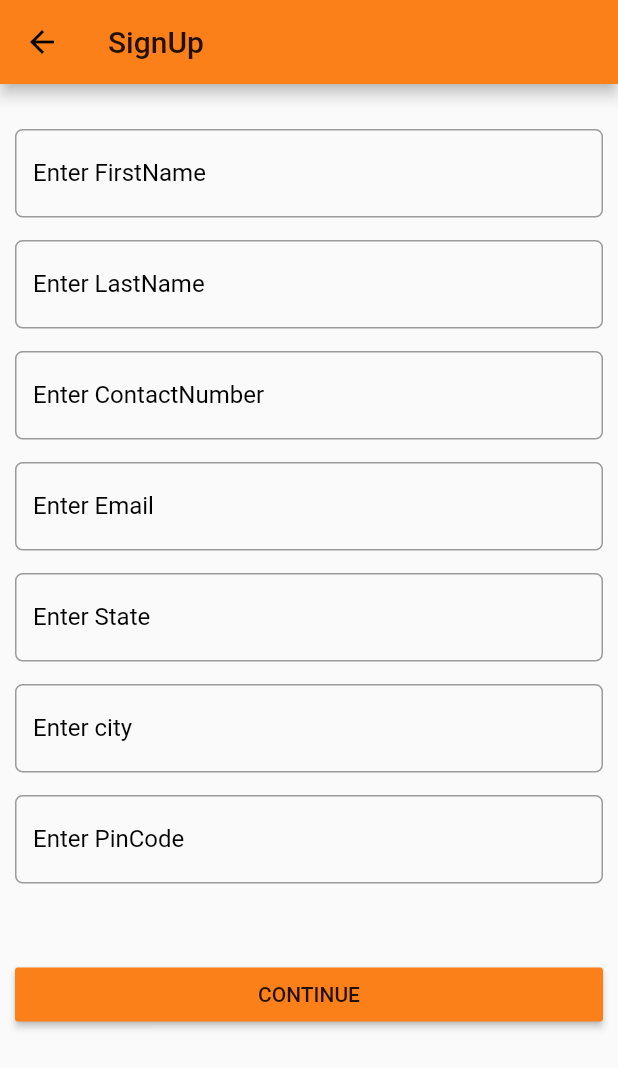
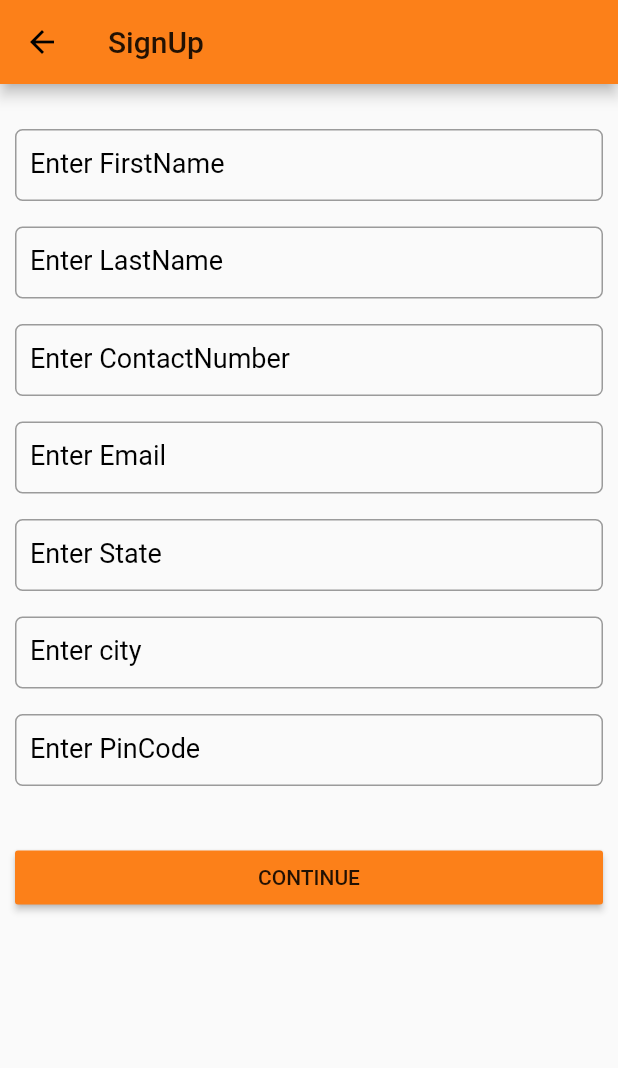
Before and after one commit to Bharath2r/WeShare, a Flutter app: the Signup screen opened directly, on a phone screen of 412 x 824 dp. Shown: the top 1068 px of the screen. Run offline on Flutter 3.47's test engine with Material 2 defaults, Android fonts, the phone set to English and light mode, and no system bars; our stand-ins replace fluttertoast, geolocator.

```diff
--- a/weshare/lib/SignupScreen.dart
+++ b/weshare/lib/SignupScreen.dart
@@ -46,6 +46,7 @@ class SignupPage extends State<Signup> {
             // mainAxisAlignment: MainAxisAlignment.center,
             children: [
               Container(
+                height: 50,
                   margin: EdgeInsets.only(bottom: 15, top: 10),
                   child: TextField(
                     keyboardType: TextInputType.text,
@@ -53,6 +54,7 @@ class SignupPage extends State<Signup> {
                     controller: firstName,
                     onSubmitted: (_) => FocusScope.of(context).nextFocus(),
                     decoration: InputDecoration(
+                        contentPadding: EdgeInsets.all(10.0),
                         labelText: 'Enter FirstName',
 //                        errorStyle: TextStyle(),
                         errorText: firstNameValidate ? 'Please enter firstname' : null,
@@ -60,9 +62,13 @@ class SignupPage extends State<Signup> {
                             borderRadius: BorderRadius.all(Radius.circular(5)), borderSide: BorderSide(width: 1.0, color: GlobalVariable.colorFromHex("#fc8019"))),
                         border: OutlineInputBorder(
                             borderRadius: BorderRadius.all(Radius.circular(5)), borderSide: BorderSide(width: 1.0, color: Colors.grey)),
-                        hintText: "Enter FirstName"),
+                        hintText: ""),
+                    style: TextStyle(
+                      fontSize: 18.0,
+                    ),
                   )),
               Container(
+                  height: 50,
                   margin: EdgeInsets.only(bottom: 15),
                   child: TextField(
                     keyboardType: TextInputType.text,
@@ -70,15 +76,20 @@ class SignupPage extends State<Signup> {
                     controller: lastName,
                     onSubmitted: (_) => FocusScope.of(context).nextFocus(),
                     decoration: InputDecoration(
+                        contentPadding: EdgeInsets.all(10.0),
                         labelText: 'Enter LastName',
                         errorText: lastNameValidate ? 'Please enter lastname' : null,
                         focusedBorder: OutlineInputBorder(
                             borderRadius: BorderRadius.all(Radius.circular(5)), borderSide: BorderSide(width: 1.0, color: GlobalVariable.colorFromHex("#fc8019"))),
                         border: OutlineInputBorder(
                             borderRadius: BorderRadius.all(Radius.circular(5)), borderSide: BorderSide(width: 1.0, color: Colors.grey)),
-                        hintText: "Enter LastName"),
+                        hintText: ""),
+                    style: TextStyle(
+                      fontSize: 18.0,
+                    ),
                   )),
               Container(
+                  height: 50,
                   margin: EdgeInsets.only(bottom: 15),
                   child: TextField(
                     keyboardType: TextInputType.numberWithOptions(signed: true, decimal: true),
@@ -86,15 +97,20 @@ class SignupPage extends State<Signup> {
                     controller: contactNumber,
                     onSubmitted: (_) => FocusScope.of(context).nextFocus(),
                     decoration: InputDecoration(
+                        contentPadding: EdgeInsets.all(10.0),
                         labelText: 'Enter ContactNumber',
                         errorText: contactNumberValidate ? contactNumberMsg : null,
                         focusedBorder: OutlineInputBorder(
                             borderRadius: BorderRadius.all(Radius.circular(5)), borderSide: BorderSide(width: 1.0, color: GlobalVariable.colorFromHex("#fc8019"))),
                         border: OutlineInputBorder(
                             borderRadius: BorderRadius.all(Radius.circular(5)), borderSide: BorderSide(width: 1.0, color: Colors.grey)),
-                        hintText: "Enter ContactNumber"),
+                        hintText: ""),
+                    style: TextStyle(
+                      fontSize: 18.0,
+                    ),
                   )),
               Container(
+                  height: 50,
                   margin: EdgeInsets.only(bottom: 15),
                   child: TextField(
                     keyboardType: TextInputType.emailAddress,
@@ -102,15 +118,20 @@ class SignupPage extends State<Signup> {
                     controller: emailField,
                     onSubmitted: (_) => FocusScope.of(context).nextFocus(),
                     decoration: InputDecoration(
+                        contentPadding: EdgeInsets.all(10.0),
                         labelText: 'Enter Email',
                         errorText: emailValidate ? errorEmailMsg : null,
                         focusedBorder: OutlineInputBorder(
                             borderRadius: BorderRadius.all(Radius.circular(5)), borderSide: BorderSide(width: 1.0, color: GlobalVariable.colorFromHex("#fc8019"))),
                         border: OutlineInputBorder(
                             borderRadius: BorderRadius.all(Radius.circular(5)), borderSide: BorderSide(width: 1.0, color: Colors.grey)),
-                        hintText: "Enter Email"),
+                        hintText: ""),
+                    style: TextStyle(
+                      fontSize: 18.0,
+                    ),
                   )),
               Container(
+                  height: 50,
                   margin: EdgeInsets.only(bottom: 15),
                   child: TextField(
                     keyboardType: TextInputType.text,
@@ -118,15 +139,20 @@ class SignupPage extends State<Signup> {
                     controller: state,
                     onSubmitted: (_) => FocusScope.of(context).nextFocus(),
                     decoration: InputDecoration(
+                        contentPadding: EdgeInsets.all(10.0),
                         labelText: 'Enter State',
                         errorText: stateValidate ? 'Please enter state' : null,
                         focusedBorder: OutlineInputBorder(
                             borderRadius: BorderRadius.all(Radius.circular(5)), borderSide: BorderSide(width: 1.0, color: GlobalVariable.colorFromHex("#fc8019"))),
                         border: OutlineInputBorder(
                             borderRadius: BorderRadius.all(Radius.circular(5)), borderSide: BorderSide(width: 1.0, color: Colors.grey)),
-                        hintText: "Enter State"),
+                        hintText: ""),
+                    style: TextStyle(
+                      fontSize: 18.0,
+                    ),
                   )),
               Container(
+                  height: 50,
                   margin: EdgeInsets.only(bottom: 15),
                   child: TextField(
                     keyboardType: TextInputType.text,
@@ -134,15 +160,20 @@ class SignupPage extends State<Signup> {
                     controller: city,
                     onSubmitted: (_) => FocusScope.of(context).nextFocus(),
                     decoration: InputDecoration(
+                        contentPadding: EdgeInsets.all(10.0),
                         labelText: 'Enter city',
                         errorText: cityValidate ? 'Please enter city' : null,
                         focusedBorder: OutlineInputBorder(
                             borderRadius: BorderRadius.all(Radius.circular(5)), borderSide: BorderSide(width: 1.0, color: GlobalVariable.colorFromHex("#fc8019"))),
                         border: OutlineInputBorder(
                             borderRadius: BorderRadius.all(Radius.circular(5)), borderSide: BorderSide(width: 1.0, color: Colors.grey)),
-                        hintText: "Enter city"),
+                        hintText: ""),
+                    style: TextStyle(
+                      fontSize: 18.0,
+                    ),
                   )),
               Container(
+                  height: 50,
                   margin: EdgeInsets.only(bottom: 15),
                   child: TextField(
                     keyboardType: TextInputType.numberWithOptions(signed: true, decimal: true),
@@ -151,18 +182,22 @@ class SignupPage extends State<Signup> {
                     onSubmitted: (_) => FocusScope.of(context).unfocus(),
                     // submit and hide keyboard
                     decoration: InputDecoration(
+                        contentPadding: EdgeInsets.all(10.0),
                         labelText: 'Enter PinCode',
                         errorText: pinCodeValidate ? pinCodeMsg : null,
                         focusedBorder: OutlineInputBorder(
                             borderRadius: BorderRadius.all(Radius.circular(5)), borderSide: BorderSide(width: 1.0, color: GlobalVariable.colorFromHex("#fc8019"))),
                         border: OutlineInputBorder(
                             borderRadius: BorderRadius.all(Radius.circular(5)), borderSide: BorderSide(width: 1.0, color: Colors.grey)),
-                        hintText: "Enter PinCode"),
+                        hintText: ""),
+                    style: TextStyle(
+                      fontSize: 18.0,
+                    ),
                   )),
               SizedBox(
                   width: 200,
                   child: Container(
-                      margin: EdgeInsets.only(top: 35),
+                      margin: EdgeInsets.only(top: 20),
                       child: RaisedButton(
                         onPressed: () => {
                           setState(() {
--- a/weshare/pubspec.yaml
+++ b/weshare/pubspec.yaml
@@ -49,8 +49,8 @@ flutter:
   uses-material-design: true
 
   # To add assets to your application, add an assets section, like this:
-  # assets:
-  #   - images/a_dot_burr.jpeg
+  assets:
+    - assets/images/as.png
   #   - images/a_dot_ham.jpeg
 
   # An image asset can refer to one or more resolution-specific "variants", see
```
Also changed, not shown: weshare/lib/HomeScreen.dart (+5 -2 lines), weshare/lib/Profile.dart (added, +369 -0 lines), weshare/assets/images/as.png (added), weshare/assets/images/user_icon.png (added), weshare/pubspec.lock, 7 other files.
